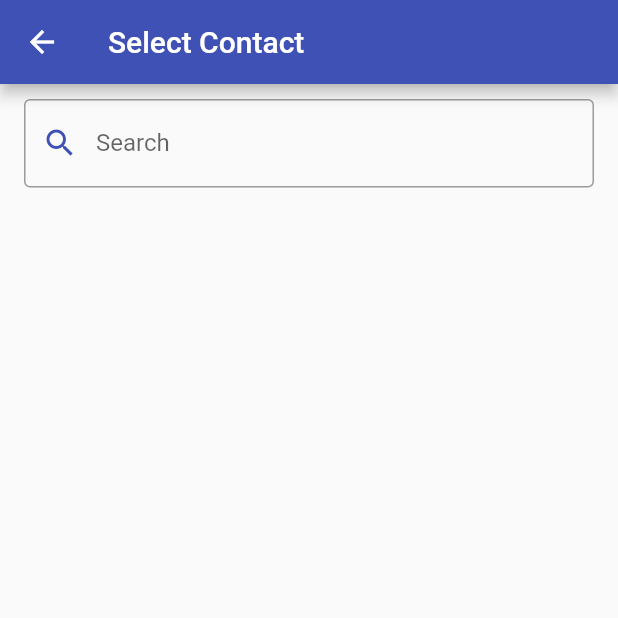
After one commit to harshjohar/Big-Moni, a Flutter app: the AddScreen screen opened by its route, after a tap on the "contacts" icon, on a phone screen of 412 x 824 dp, the top half of it. The commit adds this screen. Run offline on Flutter 3.47's test engine with Material 2 defaults, Android fonts, the light colour scheme and no system bars; our stand-ins replace contacts_service, firebase_core; accounts and stored records are empty; network calls fail.

Commit message:
contacts, forms etc. done, working on ios

```diff
--- a/lib/features/home/screens/add_debtor.dart
+++ b/lib/features/home/screens/add_debtor.dart
@@ -1,3 +1,4 @@
+import 'package:bigbucks/features/home/screens/contacts_screen.dart';
 import 'package:flutter/cupertino.dart';
 import 'package:flutter/material.dart';
 
@@ -36,7 +37,11 @@ class _AddScreenState extends State<AddScreen> {
             padding: const EdgeInsets.all(20.0),
             child: Column(
               children: [
-                TextFormField(
+                Row(
+                  children: [
+                    SizedBox(
+                      width: MediaQuery.of(context).size.width * 0.75,
+                      child: TextFormField(
                         validator: (value) {
                           if (value == null || value.isEmpty) {
                             return 'Please select a contact';
@@ -51,6 +56,20 @@ class _AddScreenState extends State<AddScreen> {
                         onFieldSubmitted: (_) {
                           FocusScope.of(context).requestFocus(_priceFocusNode);
                         },
+                        focusNode: _phoneNumberFocusNode,
+                      ),
+                    ),
+                    IconButton(
+                      onPressed: () {
+                        Navigator.of(context)
+                            .pushNamed(ContactScreen.routeName);
+                      },
+                      icon: const Icon(
+                        Icons.contacts,
+                        color: Colors.indigo,
+                      ),
+                    ),
+                  ],
                 ),
                 TextFormField(
                   decoration: const InputDecoration(
@@ -87,6 +106,7 @@ class _AddScreenState extends State<AddScreen> {
                   onFieldSubmitted: (_) {
                     FocusScope.of(context).requestFocus(_priceFocusNode);
                   },
+                  focusNode: _descriptionFocusNode,
                 ),
                 CupertinoButton(
                   onPressed: () {
--- /dev/null
+++ b/lib/features/home/screens/contacts_screen.dart
@@ -0,0 +1,119 @@
+import 'package:contacts_service/contacts_service.dart';
+import 'package:flutter/material.dart';
+
+class ContactScreen extends StatefulWidget {
+  const ContactScreen({Key? key}) : super(key: key);
+  static const String routeName = "/contact-screen";
+  @override
+  State<ContactScreen> createState() => _ContactScreenState();
+}
+
+class _ContactScreenState extends State<ContactScreen> {
+  List<Contact> contacts = [];
+  List<Contact> contactsFiltered = [];
+  final _contactNameController = TextEditingController();
+  @override
+  void initState() {
+    super.initState();
+    getAllContacts();
+
+    _contactNameController.addListener(() {
+      filterContacts();
+    });
+  }
+
+  filterContacts() {
+    List<Contact> l = [];
+    l.addAll(contacts);
+    if (_contactNameController.text.isNotEmpty) {
+      l.retainWhere((ctc) {
+        String searchterm = _contactNameController.text.toLowerCase();
+        String contactName = ctc.displayName!.toLowerCase();
+        return contactName.contains(searchterm);
+      });
+    }
+
+    setState(() {
+      contactsFiltered = l;
+    });
+  }
+
+  getAllContacts() async {
+    List<Contact> _contacts =
+        (await ContactsService.getContacts(withThumbnails: false)).toList();
+    setState(() {
+      contacts = _contacts;
+    });
+  }
+
+  @override
+  void dispose() {
+    _contactNameController.dispose();
+    super.dispose();
+  }
+
+  @override
+  Widget build(BuildContext context) {
+    bool isSearching = _contactNameController.text.isNotEmpty;
+    return Scaffold(
+      appBar: AppBar(
+        title: const Text("Select Contact"),
+      ),
+      body: SingleChildScrollView(
+        physics: const ScrollPhysics(),
+        child: Column(
+          children: [
+            Padding(
+              padding:
+                  const EdgeInsets.symmetric(horizontal: 16.0, vertical: 10),
+              child: TextField(
+                controller: _contactNameController,
+                decoration: InputDecoration(
+                  labelText: "Search",
+                  border: OutlineInputBorder(
+                    borderSide: BorderSide(
+                      width: 2,
+                      color: Theme.of(context).colorScheme.primary,
+                    ),
+                  ),
+                  prefixIcon: Icon(
+                    Icons.search,
+                    color: Theme.of(context).colorScheme.primary,
+                  ),
+                ),
+              ),
+            ),
+            ListView.builder(
+              physics: const NeverScrollableScrollPhysics(),
+              shrinkWrap: true,
+              itemCount: isSearching == true
+                  ? contactsFiltered.length
+                  : contacts.length,
+              itemBuilder: (context, index) {
+                Contact contact = isSearching == true
+                    ? contactsFiltered[index]
+                    : contacts[index];
+                return ListTile(
+                  title: Text(contact.displayName!),
+                  subtitle: Text(contact.phones!.elementAt(0).value!),
+                  leading:
+                      (contact.avatar != null && contact.avatar!.isNotEmpty)
+                          ? CircleAvatar(
+                              backgroundImage: MemoryImage(contact.avatar!),
+                            )
+                          : CircleAvatar(
+                              backgroundColor: Colors.indigo,
+                              child: Text(
+                                contact.initials(),
+                                style: const TextStyle(color: Colors.white),
+                              ),
+                            ),
+                );
+              },
+            ),
+          ],
+        ),
+      ),
+    );
+  }
+}
--- a/lib/features/home/widgets/debtors_list.dart
+++ b/lib/features/home/widgets/debtors_list.dart
@@ -15,6 +15,7 @@ class DebtorsList extends StatelessWidget {
   final gwen = Person(
     name: "Emma Stone",
     phoneNumber: "4762384234",
+    upiID: "emmastone@okhdfcbank",
     photoUrl:
         "https://media.vanityfair.com/photos/55a674affff2c16856a6bd85/1:1/w_957,h_638,c_limit/emma-stone-aloha-miscast.jpg",
   );
--- /dev/null
+++ b/lib/models/transaction.dart
@@ -0,0 +1 @@
+class Transaction {}
--- a/lib/routes.dart
+++ b/lib/routes.dart
@@ -1,7 +1,11 @@
 import 'package:bigbucks/common/error_screen.dart';
 import 'package:bigbucks/features/auth/screens/login_screen.dart';
 import 'package:bigbucks/features/home/screens/add_debtor.dart';
+import 'package:bigbucks/features/home/screens/contacts_screen.dart';
 import 'package:bigbucks/features/home/screens/notifications_screen.dart';
+import 'package:bigbucks/features/home/screens/user_screen.dart';
+import 'package:bigbucks/features/home/widgets/list_person.dart';
+import 'package:bigbucks/features/profile/screens/profile_screen.dart';
 import 'package:flutter/material.dart';
 
 Route<dynamic> generateRoute(RouteSettings settings) {
@@ -12,6 +16,15 @@ Route<dynamic> generateRoute(RouteSettings settings) {
       return MaterialPageRoute(builder: (ctx) => const AddScreen());
     case (NotificationScreen.routeName):
       return MaterialPageRoute(builder: (ctx) => const NotificationScreen());
+    case (ProfileScreen.routeName):
+      return MaterialPageRoute(builder: (ctx) => const ProfileScreen());
+    case (UserScreen.routeName):
+      return MaterialPageRoute(builder: (ctx) {
+        final args = settings.arguments as UserArguments;
+        return UserScreen(user: args.user);
+      });
+    case (ContactScreen.routeName):
+      return MaterialPageRoute(builder: (ctx) => const ContactScreen());
     default:
       return MaterialPageRoute(
         builder: (context) => const Scaffold(
--- a/pubspec.yaml
+++ b/pubspec.yaml
@@ -39,6 +39,7 @@ dependencies:
   firebase_auth: ^3.7.0
   cloud_firestore: ^3.4.6
   firebase_storage: ^10.3.7
+  contacts_service: ^0.6.3
 
 dev_dependencies:
   flutter_test:
```
Also changed, not shown: lib/features/home/screens/home_screen.dart (+19 -7 lines), lib/features/home/screens/user_screen.dart (added, +76 -0 lines), lib/features/home/widgets/list_person.dart (+20 -3 lines), lib/features/home/widgets/transactions.dart (added, +13 -0 lines), lib/features/home/widgets/transactions_list.dart (added, +36 -0 lines), lib/features/profile/screens/profile_screen.dart (added, +17 -0 lines), pubspec.lock, 5 other files. Lines whose indentation alone changed are shown as unchanged.
